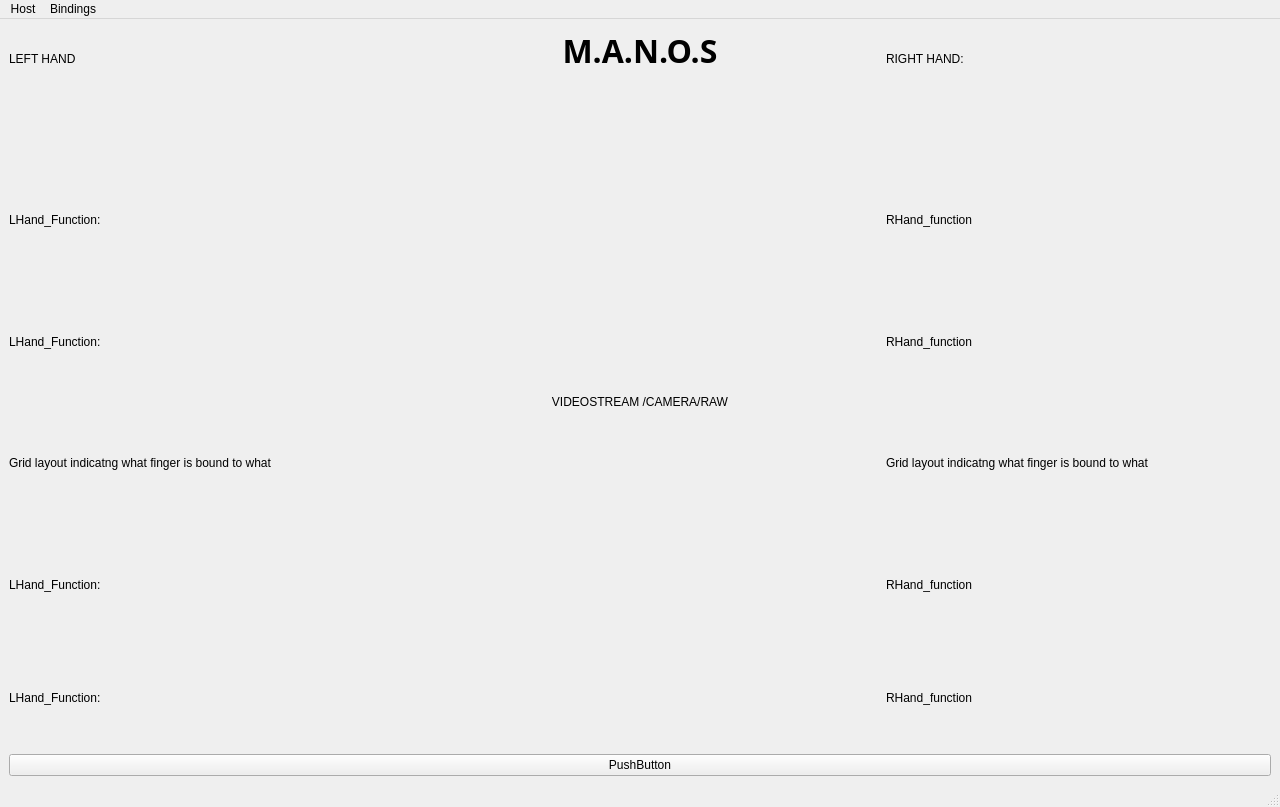
First picture: the form in src/castelet/castelet/castelet.ui, repository Mawriyo/MANOS, before the edit.
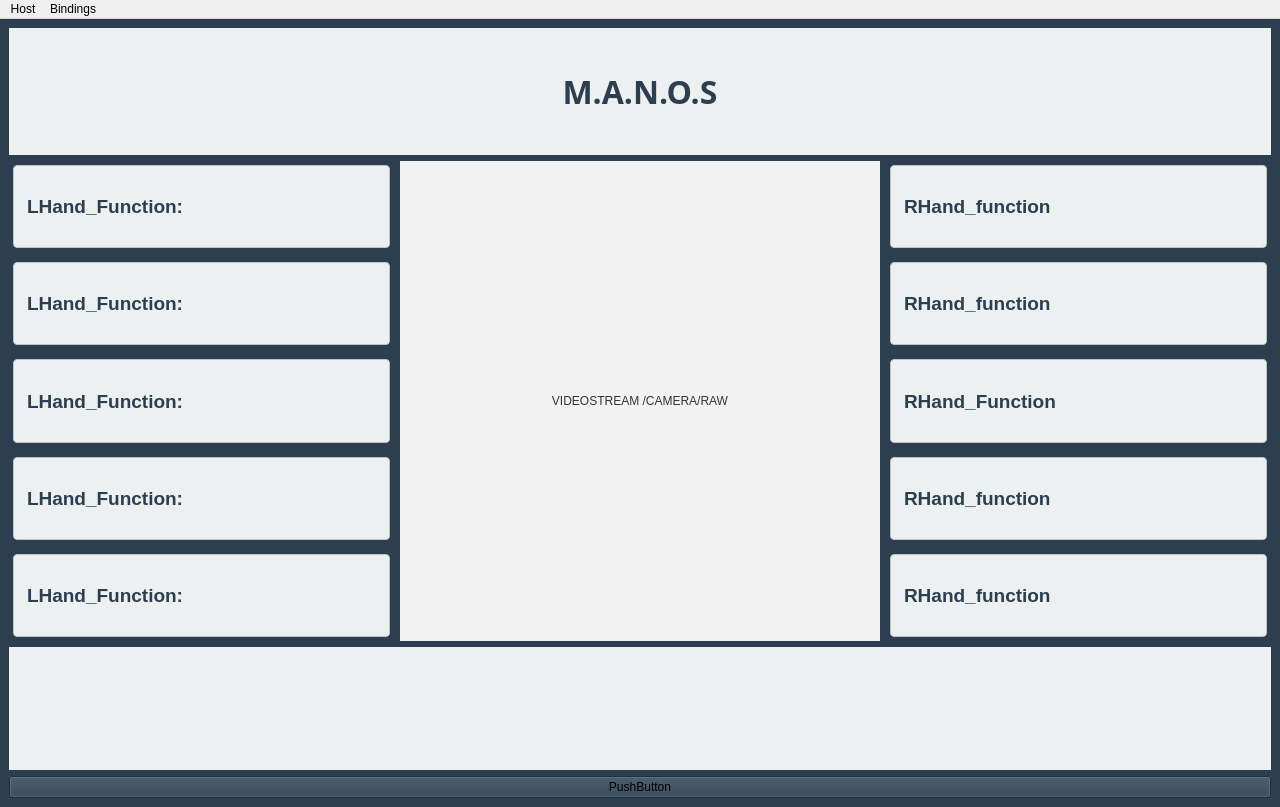
Second picture: the form after the edit.

```diff
--- a/src/castelet/castelet/castelet.ui
+++ b/src/castelet/castelet/castelet.ui
@@ -14,40 +14,13 @@
    <string>MainWindow</string>
   </property>
   <widget class="QWidget" name="centralwidget">
+   <property name="styleSheet">
+    <string notr="true">background-color: rgb(44, 62, 80);</string>
+   </property>
    <layout class="QGridLayout" name="gridLayout">
     <item row="0" column="0">
      <layout class="QGridLayout" name="gridLayout_2">
-      <item row="0" column="0">
-       <widget class="QLabel" name="label_8">
-        <property name="text">
-         <string>LEFT HAND</string>
-        </property>
-       </widget>
-      </item>
-      <item row="5" column="0">
-       <widget class="QLabel" name="LeftHand_F5">
-        <property name="text">
-         <string>LHand_Function:</string>
-        </property>
-       </widget>
-      </item>
-      <item row="5" column="1">
-       <spacer name="verticalSpacer_2">
-        <property name="orientation">
-         <enum>Qt::Vertical</enum>
-        </property>
-        <property name="sizeType">
-         <enum>QSizePolicy::Fixed</enum>
-        </property>
-        <property name="sizeHint" stdset="0">
-         <size>
-          <width>20</width>
-          <height>100</height>
-         </size>
-        </property>
-       </spacer>
-      </item>
-      <item row="0" column="1" rowspan="2">
+      <item row="2" column="0" colspan="3">
        <widget class="QLabel" name="label_14">
         <property name="minimumSize">
          <size>
@@ -57,12 +30,20 @@
         </property>
         <property name="font">
          <font>
-          <family>Purisa</family>
+          <family>Segoe UI,Arial,sans-serif</family>
           <pointsize>24</pointsize>
           <weight>75</weight>
           <bold>true</bold>
          </font>
         </property>
+        <property name="styleSheet">
+         <string notr="true">   color: #2c3e50;
+    font-family: 'Segoe UI', Arial, sans-serif;
+    font-weight: bold;
+    padding:32px;
+    background-color: #ecf0f1;
+    text-align: center;</string>
+        </property>
         <property name="text">
          <string>M.A.N.O.S</string>
         </property>
@@ -71,24 +52,140 @@
         </property>
        </widget>
       </item>
-      <item row="0" column="2">
-       <widget class="QLabel" name="label_6">
-        <property name="text">
-         <string>RIGHT HAND:</string>
-        </property>
-       </widget>
+      <item row="4" column="0">
+       <layout class="QGridLayout" name="LeftHand_GridLayout">
+        <item row="3" column="1">
+         <widget class="QLabel" name="LeftHand_F4_Label">
+          <property name="styleSheet">
+           <string notr="true">   color: #2c3e50;
+    font-family: 'Segoe UI', Arial, sans-serif;
+    font-size: 14pt;
+    font-weight: bold;
+    padding: 8px;
+    margin: 4px;
+    background-color: #ecf0f1;
+    border: 1px solid #bdc3c7;
+    border-radius: 4px;
+    text-align: center;</string>
+          </property>
+          <property name="text">
+           <string>LHand_Function:</string>
+          </property>
+         </widget>
+        </item>
+        <item row="0" column="1">
+         <widget class="QLabel" name="LeftHand_F1_Label">
+          <property name="styleSheet">
+           <string notr="true">   color: #2c3e50;
+    font-family: 'Segoe UI', Arial, sans-serif;
+    font-size: 14pt;
+    font-weight: bold;
+    padding: 8px;
+    margin: 4px;
+    background-color: #ecf0f1;
+    border: 1px solid #bdc3c7;
+    border-radius: 4px;
+    text-align: center;</string>
+          </property>
+          <property name="text">
+           <string>LHand_Function:</string>
+          </property>
+         </widget>
+        </item>
+        <item row="2" column="1">
+         <widget class="QLabel" name="LeftHand_F3_Label">
+          <property name="styleSheet">
+           <string notr="true">   color: #2c3e50;
+    font-family: 'Segoe UI', Arial, sans-serif;
+    font-size: 14pt;
+    font-weight: bold;
+    padding: 8px;
+    margin: 4px;
+    background-color: #ecf0f1;
+    border: 1px solid #bdc3c7;
+    border-radius: 4px;
+    text-align: center;</string>
+          </property>
+          <property name="text">
+           <string>LHand_Function:</string>
+          </property>
+         </widget>
+        </item>
+        <item row="1" column="1">
+         <widget class="QLabel" name="LeftHand_F2_Label">
+          <property name="styleSheet">
+           <string notr="true">   color: #2c3e50;
+    font-family: 'Segoe UI', Arial, sans-serif;
+    font-size: 14pt;
+    font-weight: bold;
+    padding: 8px;
+    margin: 4px;
+    background-color: #ecf0f1;
+    border: 1px solid #bdc3c7;
+    border-radius: 4px;
+    text-align: center;</string>
+          </property>
+          <property name="text">
+           <string>LHand_Function:</string>
+          </property>
+         </widget>
+        </item>
+        <item row="4" column="1">
+         <widget class="QLabel" name="LeftHand_F5">
+          <property name="styleSheet">
+           <string notr="true">   color: #2c3e50;
+    font-family: 'Segoe UI', Arial, sans-serif;
+    font-size: 14pt;
+    font-weight: bold;
+    padding: 8px;
+    margin: 4px;
+    background-color: #ecf0f1;
+    border: 1px solid #bdc3c7;
+    border-radius: 4px;
+    text-align: center;</string>
+          </property>
+          <property name="text">
+           <string>LHand_Function:</string>
+          </property>
+         </widget>
+        </item>
+       </layout>
       </item>
       <item row="4" column="2">
        <layout class="QGridLayout" name="RightHand_GridLayout">
         <item row="2" column="0">
          <widget class="QLabel" name="RightHand_F3_Label">
+          <property name="styleSheet">
+           <string notr="true">   color: #2c3e50;
+    font-family: 'Segoe UI', Arial, sans-serif;
+    font-size: 14pt;
+    font-weight: bold;
+    padding: 8px;
+    margin: 4px;
+    background-color: #ecf0f1;
+    border: 1px solid #bdc3c7;
+    border-radius: 4px;
+    text-align: center;</string>
+          </property>
           <property name="text">
-           <string>Grid layout indicatng what finger is bound to what</string>
+           <string>RHand_Function</string>
           </property>
          </widget>
         </item>
         <item row="0" column="0">
          <widget class="QLabel" name="RightHand_F1_Label">
+          <property name="styleSheet">
+           <string notr="true">   color: #2c3e50;
+    font-family: 'Segoe UI', Arial, sans-serif;
+    font-size: 14pt;
+    font-weight: bold;
+    padding: 8px;
+    margin: 4px;
+    background-color: #ecf0f1;
+    border: 1px solid #bdc3c7;
+    border-radius: 4px;
+    text-align: center;</string>
+          </property>
           <property name="text">
            <string>RHand_function</string>
           </property>
@@ -96,6 +193,18 @@
         </item>
         <item row="1" column="0">
          <widget class="QLabel" name="RightHand_F2_Label">
+          <property name="styleSheet">
+           <string notr="true">   color: #2c3e50;
+    font-family: 'Segoe UI', Arial, sans-serif;
+    font-size: 14pt;
+    font-weight: bold;
+    padding: 8px;
+    margin: 4px;
+    background-color: #ecf0f1;
+    border: 1px solid #bdc3c7;
+    border-radius: 4px;
+    text-align: center;</string>
+          </property>
           <property name="text">
            <string>RHand_function</string>
           </property>
@@ -103,52 +212,44 @@
         </item>
         <item row="3" column="0">
          <widget class="QLabel" name="RightHand_F4_Label">
+          <property name="styleSheet">
+           <string notr="true">   color: #2c3e50;
+    font-family: 'Segoe UI', Arial, sans-serif;
+    font-size: 14pt;
+    font-weight: bold;
+    padding: 8px;
+    margin: 4px;
+    background-color: #ecf0f1;
+    border: 1px solid #bdc3c7;
+    border-radius: 4px;
+    text-align: center;</string>
+          </property>
           <property name="text">
            <string>RHand_function</string>
           </property>
          </widget>
         </item>
-       </layout>
-      </item>
-      <item row="4" column="0">
-       <layout class="QGridLayout" name="LeftHand_GridLayout">
-        <item row="3" column="1">
-         <widget class="QLabel" name="LeftHand_F4_Label">
-          <property name="text">
-           <string>LHand_Function:</string>
+        <item row="4" column="0">
+         <widget class="QLabel" name="RightHand_F5_Label">
+          <property name="styleSheet">
+           <string notr="true">   color: #2c3e50;
+    font-family: 'Segoe UI', Arial, sans-serif;
+    font-size: 14pt;
+    font-weight: bold;
+    padding: 8px;
+    margin: 4px;
+    background-color: #ecf0f1;
+    border: 1px solid #bdc3c7;
+    border-radius: 4px;
+    text-align: center;</string>
           </property>
-         </widget>
-        </item>
-        <item row="1" column="1">
-         <widget class="QLabel" name="LeftHand_F2_Label">
           <property name="text">
-           <string>LHand_Function:</string>
+           <string>RHand_function</string>
           </property>
          </widget>
         </item>
-        <item row="0" column="1">
-         <widget class="QLabel" name="LeftHand_F1_Label">
-          <property name="text">
-           <string>LHand_Function:</string>
-          </property>
-         </widget>
-        </item>
-        <item row="2" column="1">
-         <widget class="QLabel" name="LeftHand_F3_Label">
-          <property name="text">
-           <string>Grid layout indicatng what finger is bound to what</string>
-          </property>
-         </widget>
-        </item>
        </layout>
       </item>
-      <item row="5" column="2">
-       <widget class="QLabel" name="RightHand_F5_Label">
-        <property name="text">
-         <string>RHand_function</string>
-        </property>
-       </widget>
-      </item>
       <item row="4" column="1">
        <widget class="QLabel" name="camera_lb">
         <property name="minimumSize">
@@ -157,6 +258,11 @@
           <height>480</height>
          </size>
         </property>
+        <property name="styleSheet">
+         <string notr="true">background-color: #f2f2f2;
+    color: #333;
+    font-family: 'Segoe UI', Arial, sans-serif;</string>
+        </property>
         <property name="text">
          <string>VIDEOSTREAM /CAMERA/RAW</string>
         </property>
@@ -168,6 +274,22 @@
         </property>
        </widget>
       </item>
+      <item row="5" column="0" colspan="3">
+       <widget class="QLabel" name="label">
+        <property name="styleSheet">
+         <string notr="true">   color: #2c3e50;
+    font-family: 'Segoe UI', Arial, sans-serif;
+    font-size: 14pt;
+    font-weight: bold;
+    padding: 8px;
+    background-color: #ecf0f1;
+    text-align: center;</string>
+        </property>
+        <property name="text">
+         <string/>
+        </property>
+       </widget>
+      </item>
      </layout>
     </item>
     <item row="1" column="0">
@@ -285,7 +407,6 @@
    <addaction name="menuHost"/>
    <addaction name="menuBindings"/>
   </widget>
-  <widget class="QStatusBar" name="statusbar"/>
   <action name="actionTurtleSim">
    <property name="checkable">
     <bool>true</bool>
```
